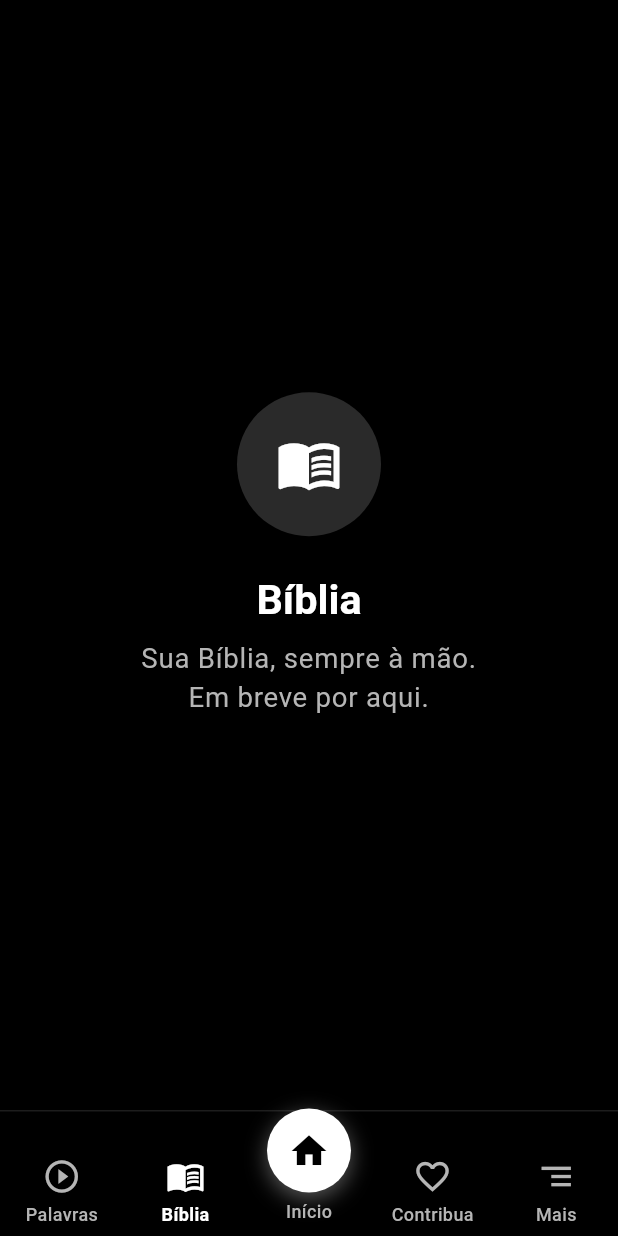
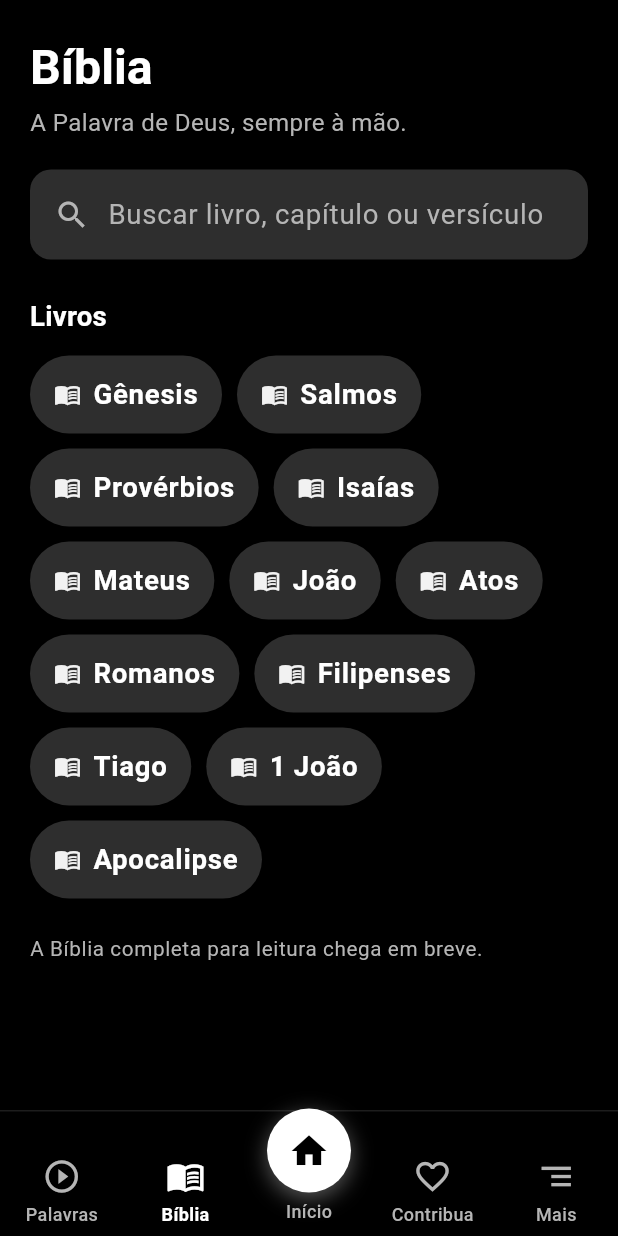
Before and after one commit to wendelcamargos-arch/GOEL-CHURCH, a Flutter app: the MainShell screen opened directly, item 2 of the bottom bar chosen, on a phone screen of 412 x 824 dp. Run offline on Flutter 3.47's test engine with Material 3 defaults, Android fonts, the phone set to English and light mode, and no system bars; our stand-ins replace supabase_flutter; accounts and stored records are empty.

Commit message:
feat(tabs): dá vida às abas Palavras e Bíblia (padrão P&B)
Fecha os últimos 'Em breve' da navegação. Camada de apresentação apenas.
- Palavras: hub de pregações — destaque + lista; aviso 'em breve' ao tocar.
- Bíblia: porta de entrada — busca visual + atalhos de livros; leitura real
  chega depois (avisos 'em breve').
- Abas com cabeçalho no corpo (sem AppBar), consistentes com Início/Contribua.
- Testes do shell atualizados. Suíte 48/48 verde.

```diff
--- /dev/null
+++ b/lib/features/biblia/presentation/biblia_screen.dart
@@ -0,0 +1,141 @@
+import 'package:flutter/material.dart';
+
+/// Aba "Bíblia" — porta de entrada para a leitura (padrão preto e branco).
+///
+/// APENAS camada de apresentação: cabeçalho, busca visual (sem ação real) e
+/// atalhos de livros. A leitura completa chega com o slice de conteúdo; por ora
+/// os toques avisam "em breve". É uma ABA (sem AppBar): cabeçalho no corpo.
+class BibliaScreen extends StatelessWidget {
+  const BibliaScreen({super.key});
+
+  static const _livros = <String>[
+    'Gênesis', 'Salmos', 'Provérbios', 'Isaías',
+    'Mateus', 'João', 'Atos', 'Romanos',
+    'Filipenses', 'Tiago', '1 João', 'Apocalipse',
+  ];
+
+  @override
+  Widget build(BuildContext context) {
+    final topInset = MediaQuery.of(context).padding.top;
+    final textTheme = Theme.of(context).textTheme;
+    final scheme = Theme.of(context).colorScheme;
+
+    return Center(
+      child: ConstrainedBox(
+        constraints: const BoxConstraints(maxWidth: 720),
+        child: ListView(
+          padding: EdgeInsets.fromLTRB(20, topInset + 24, 20, 32),
+          children: [
+            Text(
+              'Bíblia',
+              style:
+                  textTheme.headlineMedium?.copyWith(fontWeight: FontWeight.w700),
+            ),
+            const SizedBox(height: 4),
+            Text(
+              'A Palavra de Deus, sempre à mão.',
+              style:
+                  textTheme.bodyMedium?.copyWith(color: scheme.onSurfaceVariant),
+            ),
+            const SizedBox(height: 20),
+            // Busca visual (placeholder — sem ação por enquanto).
+            InkWell(
+              onTap: () => _aviso(context),
+              borderRadius: BorderRadius.circular(14),
+              child: Container(
+                padding:
+                    const EdgeInsets.symmetric(horizontal: 16, vertical: 16),
+                decoration: BoxDecoration(
+                  color: scheme.surfaceContainerHighest,
+                  borderRadius: BorderRadius.circular(14),
+                ),
+                child: Row(
+                  children: [
+                    Icon(Icons.search, color: scheme.onSurfaceVariant),
+                    const SizedBox(width: 12),
+                    Text(
+                      'Buscar livro, capítulo ou versículo',
+                      style: textTheme.bodyLarge
+                          ?.copyWith(color: scheme.onSurfaceVariant),
+                    ),
+                  ],
+                ),
+              ),
+            ),
+            const SizedBox(height: 24),
+            Text(
+              'Livros',
+              style:
+                  textTheme.titleMedium?.copyWith(fontWeight: FontWeight.w700),
+            ),
+            const SizedBox(height: 12),
+            Wrap(
+              spacing: 10,
+              runSpacing: 10,
+              children: [
+                for (final livro in _livros)
+                  _LivroChip(nome: livro, onTap: () => _aviso(context)),
+              ],
+            ),
+            const SizedBox(height: 24),
+            Text(
+              'A Bíblia completa para leitura chega em breve.',
+              style:
+                  textTheme.bodySmall?.copyWith(color: scheme.onSurfaceVariant),
+            ),
+          ],
+        ),
+      ),
+    );
+  }
+
+  void _aviso(BuildContext context) {
+    ScaffoldMessenger.of(context)
+      ..hideCurrentSnackBar()
+      ..showSnackBar(
+        const SnackBar(
+          content: Text('A leitura da Bíblia chega em breve.'),
+          behavior: SnackBarBehavior.floating,
+          duration: Duration(seconds: 2),
+        ),
+      );
+  }
+}
+
+class _LivroChip extends StatelessWidget {
+  final String nome;
+  final VoidCallback onTap;
+  const _LivroChip({required this.nome, required this.onTap});
+
+  @override
+  Widget build(BuildContext context) {
+    final textTheme = Theme.of(context).textTheme;
+    final scheme = Theme.of(context).colorScheme;
+    return Semantics(
+      button: true,
+      label: 'Abrir $nome',
+      child: InkWell(
+        onTap: onTap,
+        borderRadius: BorderRadius.circular(999),
+        child: Container(
+          padding: const EdgeInsets.symmetric(horizontal: 16, vertical: 12),
+          decoration: BoxDecoration(
+            color: scheme.surfaceContainerHighest,
+            borderRadius: BorderRadius.circular(999),
+          ),
+          child: Row(
+            mainAxisSize: MainAxisSize.min,
+            children: [
+              Icon(Icons.menu_book_outlined, size: 18, color: scheme.onSurface),
+              const SizedBox(width: 8),
+              Text(
+                nome,
+                style: textTheme.bodyLarge?.copyWith(fontWeight: FontWeight.w600),
+              ),
+            ],
+          ),
+        ),
+      ),
+    );
+  }
+}
--- a/lib/features/home/presentation/main_shell.dart
+++ b/lib/features/home/presentation/main_shell.dart
@@ -2,10 +2,12 @@ import 'package:flutter/material.dart';
 
 import '../../agenda/presentation/agenda_screen.dart';
 import '../../aniversariantes/presentation/aniversariantes_screen.dart';
+import '../../biblia/presentation/biblia_screen.dart';
 import '../../contribua/presentation/contribua_screen.dart';
 import '../../devocional_tematico/presentation/devocional_tematico_screen.dart';
 import '../../galeria/presentation/galeria_screen.dart';
 import '../../oracao/presentation/oracao_screen.dart';
+import '../../palavras/presentation/palavras_screen.dart';
 import '../../pregacoes/presentation/pregacoes_screen.dart';
 import '../../propositos/presentation/propositos_screen.dart';
 import '../../testemunho/presentation/testemunho_screen.dart';
@@ -54,16 +56,8 @@ class _MainShellState extends State<MainShell> {
     final scheme = Theme.of(context).colorScheme;
 
     final tabs = <Widget>[
-      const ComingSoonView(
-        icon: Icons.play_circle_outline,
-        title: 'Palavras',
-        message: 'Pregações e publicações da Goel Church.\nEm breve por aqui.',
-      ),
-      const ComingSoonView(
-        icon: Icons.menu_book_outlined,
-        title: 'Bíblia',
-        message: 'Sua Bíblia, sempre à mão.\nEm breve por aqui.',
-      ),
+      const PalavrasScreen(),
+      const BibliaScreen(),
       HomeScreen(
         memberName: widget.memberName,
         versiculoBuilder: widget.versiculoBuilder,
```
Also changed, not shown: lib/features/palavras/presentation/palavras_screen.dart (added, +195 -0 lines), 1 other file.
